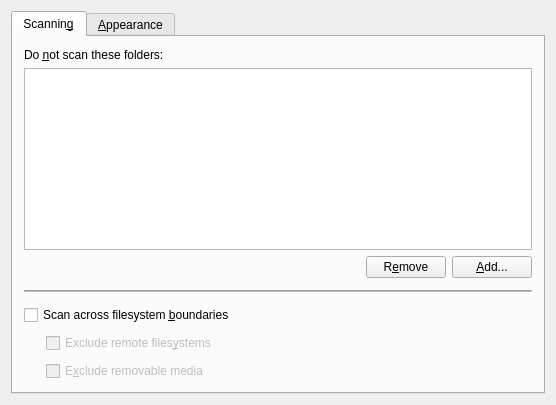
Qt form src/dialog.ui (KDE/filelight) before a commit.
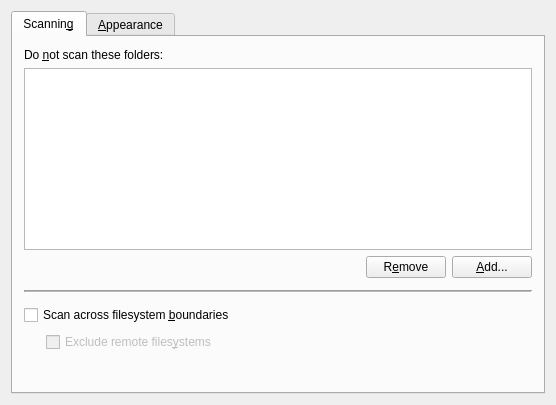
The same form after that commit.

Commit message: The removable media check never seems to have been implemented

```diff
--- a/src/dialog.ui
+++ b/src/dialog.ui
@@ -185,22 +185,6 @@
            </property>
           </widget>
          </item>
-         <item row="2" column="1">
-          <widget class="QCheckBox" name="dontScanRemovableMedia">
-           <property name="enabled">
-            <bool>false</bool>
-           </property>
-           <property name="toolTip">
-            <string/>
-           </property>
-           <property name="whatsThis">
-            <string>Prevents Filelight from scanning removable media (eg. CD-ROMs).</string>
-           </property>
-           <property name="text">
-            <string>E&amp;xclude removable media</string>
-           </property>
-          </widget>
-         </item>
         </layout>
        </item>
       </layout>
```
Left out of the diff: 1 changed line with no effect on the pictures. The commit also changes 4 other files.
